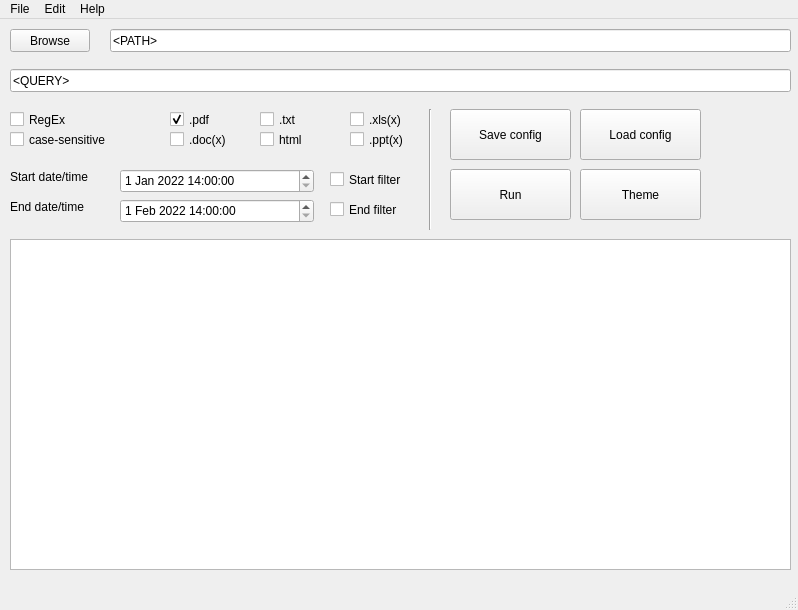
Before: the Qt Designer form design.ui in iTsluku/kdtools, drawn with Qt 5.
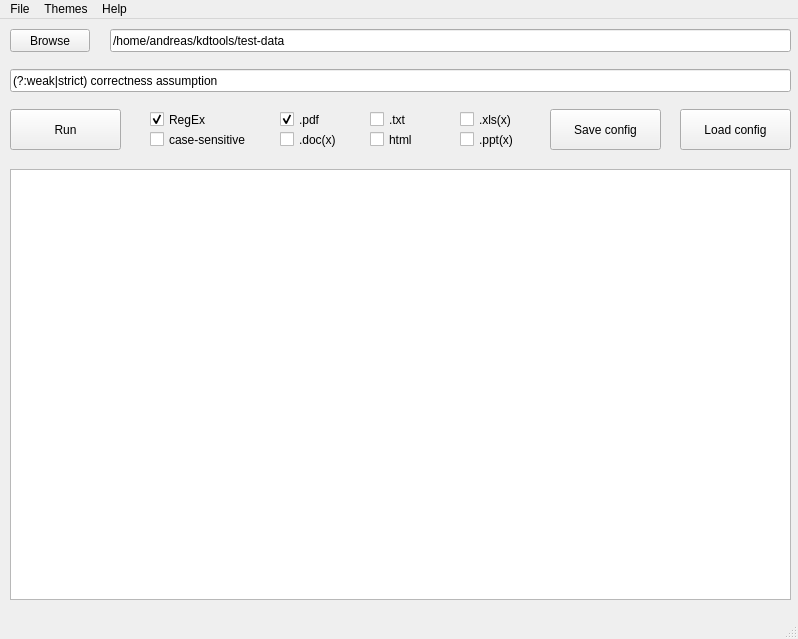
After: the same form once the commit is applied.

Commit message: Add dynamic theme func, Add new themes

```diff
--- a/design.ui
+++ b/design.ui
@@ -7,7 +7,7 @@
     <x>0</x>
     <y>0</y>
     <width>798</width>
-    <height>610</height>
+    <height>639</height>
    </rect>
   </property>
   <property name="windowTitle">
@@ -24,7 +24,7 @@
      </rect>
     </property>
     <property name="text">
-     <string>&lt;PATH&gt;</string>
+     <string>/home/andreas/kdtools/test-data</string>
     </property>
    </widget>
    <widget class="QLineEdit" name="lineEdit_query">
@@ -37,7 +37,7 @@
      </rect>
     </property>
     <property name="text">
-     <string>&lt;QUERY&gt;</string>
+     <string>(?:weak|strict) correctness assumption</string>
     </property>
    </widget>
    <widget class="QPushButton" name="pushButton_browse">
@@ -56,7 +56,7 @@
    <widget class="QCheckBox" name="checkBox_regex">
     <property name="geometry">
      <rect>
-      <x>10</x>
+      <x>150</x>
       <y>90</y>
       <width>85</width>
       <height>21</height>
@@ -65,11 +65,14 @@
     <property name="text">
      <string>RegEx</string>
     </property>
+    <property name="checked">
+     <bool>true</bool>
+    </property>
    </widget>
    <widget class="QCheckBox" name="checkBox_case_sensitive">
     <property name="geometry">
      <rect>
-      <x>10</x>
+      <x>150</x>
       <y>110</y>
       <width>111</width>
       <height>21</height>
@@ -82,7 +85,7 @@
    <widget class="QCheckBox" name="checkBox_file_format_pdf">
     <property name="geometry">
      <rect>
-      <x>170</x>
+      <x>280</x>
       <y>90</y>
       <width>85</width>
       <height>21</height>
@@ -104,7 +107,7 @@
    <widget class="QCheckBox" name="checkBox_file_format_docx">
     <property name="geometry">
      <rect>
-      <x>170</x>
+      <x>280</x>
       <y>110</y>
       <width>85</width>
       <height>21</height>
@@ -117,7 +120,7 @@
    <widget class="QCheckBox" name="checkBox_file_format_txt">
     <property name="geometry">
      <rect>
-      <x>260</x>
+      <x>370</x>
       <y>90</y>
       <width>85</width>
       <height>21</height>
@@ -130,7 +133,7 @@
    <widget class="QCheckBox" name="checkBox_file_format_html">
     <property name="geometry">
      <rect>
-      <x>260</x>
+      <x>370</x>
       <y>110</y>
       <width>85</width>
       <height>21</height>
@@ -143,7 +146,7 @@
    <widget class="QCheckBox" name="checkBox_file_format_xlsx">
     <property name="geometry">
      <rect>
-      <x>350</x>
+      <x>460</x>
       <y>90</y>
       <width>85</width>
       <height>21</height>
@@ -156,7 +159,7 @@
    <widget class="QCheckBox" name="checkBox_file_format_pptx">
     <property name="geometry">
      <rect>
-      <x>350</x>
+      <x>460</x>
       <y>110</y>
       <width>85</width>
       <height>21</height>
@@ -166,118 +169,13 @@
      <string>.ppt(x)</string>
     </property>
    </widget>
-   <widget class="QDateTimeEdit" name="dateTimeEdit_filter_start_time">
-    <property name="geometry">
-     <rect>
-      <x>120</x>
-      <y>150</y>
-      <width>194</width>
-      <height>24</height>
-     </rect>
-    </property>
-    <property name="dateTime">
-     <datetime>
-      <hour>14</hour>
-      <minute>0</minute>
-      <second>0</second>
-      <year>2022</year>
-      <month>1</month>
-      <day>1</day>
-     </datetime>
-    </property>
-   </widget>
-   <widget class="QLabel" name="label_filter_time_start">
-    <property name="geometry">
-     <rect>
-      <x>10</x>
-      <y>150</y>
-      <width>101</width>
-      <height>16</height>
-     </rect>
-    </property>
-    <property name="text">
-     <string>Start date/time</string>
-    </property>
-   </widget>
-   <widget class="QLabel" name="label_filter_time_end">
-    <property name="geometry">
-     <rect>
-      <x>10</x>
-      <y>180</y>
-      <width>101</width>
-      <height>16</height>
-     </rect>
-    </property>
-    <property name="text">
-     <string>End date/time</string>
-    </property>
-   </widget>
-   <widget class="QDateTimeEdit" name="dateTimeEdit_filter_end_time">
-    <property name="geometry">
-     <rect>
-      <x>120</x>
-      <y>180</y>
-      <width>194</width>
-      <height>24</height>
-     </rect>
-    </property>
-    <property name="dateTime">
-     <datetime>
-      <hour>14</hour>
-      <minute>0</minute>
-      <second>0</second>
-      <year>2022</year>
-      <month>2</month>
-      <day>1</day>
-     </datetime>
-    </property>
-   </widget>
-   <widget class="QCheckBox" name="checkBox_filter_start_time">
-    <property name="geometry">
-     <rect>
-      <x>330</x>
-      <y>150</y>
-      <width>81</width>
-      <height>21</height>
-     </rect>
-    </property>
-    <property name="text">
-     <string>Start filter</string>
-    </property>
-   </widget>
-   <widget class="QCheckBox" name="checkBox_filter_end_time">
-    <property name="geometry">
-     <rect>
-      <x>330</x>
-      <y>180</y>
-      <width>81</width>
-      <height>21</height>
-     </rect>
-    </property>
-    <property name="text">
-     <string>End filter</string>
-    </property>
-   </widget>
-   <widget class="Line" name="line_2">
-    <property name="geometry">
-     <rect>
-      <x>420</x>
-      <y>90</y>
-      <width>20</width>
-      <height>121</height>
-     </rect>
-    </property>
-    <property name="orientation">
-     <enum>Qt::Vertical</enum>
-    </property>
-   </widget>
    <widget class="QPushButton" name="pushButton_save_config">
     <property name="geometry">
      <rect>
-      <x>450</x>
+      <x>550</x>
       <y>90</y>
-      <width>121</width>
-      <height>51</height>
+      <width>111</width>
+      <height>41</height>
      </rect>
     </property>
     <property name="text">
@@ -287,10 +185,10 @@
    <widget class="QPushButton" name="pushButton_load_config">
     <property name="geometry">
      <rect>
-      <x>580</x>
+      <x>680</x>
       <y>90</y>
-      <width>121</width>
-      <height>51</height>
+      <width>111</width>
+      <height>41</height>
      </rect>
     </property>
     <property name="text">
@@ -300,10 +198,10 @@
    <widget class="QPushButton" name="pushButton_run">
     <property name="geometry">
      <rect>
-      <x>450</x>
-      <y>150</y>
-      <width>121</width>
-      <height>51</height>
+      <x>10</x>
+      <y>90</y>
+      <width>111</width>
+      <height>41</height>
      </rect>
     </property>
     <property name="text">
@@ -314,24 +212,11 @@
     <property name="geometry">
      <rect>
       <x>10</x>
-      <y>220</y>
-      <width>781</width>
-      <height>331</height>
-     </rect>
-    </property>
-   </widget>
-   <widget class="QPushButton" name="pushButton_theme">
-    <property name="geometry">
-     <rect>
-      <x>580</x>
       <y>150</y>
-      <width>121</width>
-      <height>51</height>
+      <width>781</width>
+      <height>431</height>
      </rect>
     </property>
-    <property name="text">
-     <string>Theme</string>
-    </property>
    </widget>
   </widget>
   <widget class="QMenuBar" name="menubar">
@@ -351,9 +236,9 @@
     <addaction name="actionSave"/>
     <addaction name="actionExit"/>
    </widget>
-   <widget class="QMenu" name="menuEdit">
+   <widget class="QMenu" name="menuThemes">
     <property name="title">
-     <string>Edit</string>
+     <string>Themes</string>
     </property>
    </widget>
    <widget class="QMenu" name="menuHelp">
@@ -362,7 +247,7 @@
     </property>
    </widget>
    <addaction name="menuFile"/>
-   <addaction name="menuEdit"/>
+   <addaction name="menuThemes"/>
    <addaction name="menuHelp"/>
   </widget>
   <widget class="QStatusBar" name="statusbar"/>
```
Left out of the diff: 8 changed lines with no effect on the pictures. The commit also changes 9 other files.
